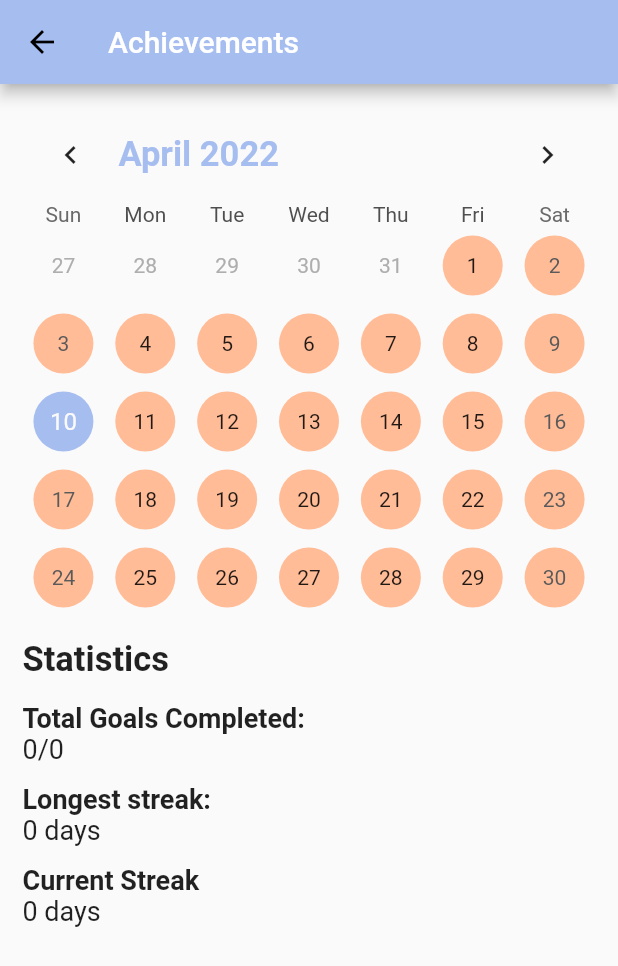
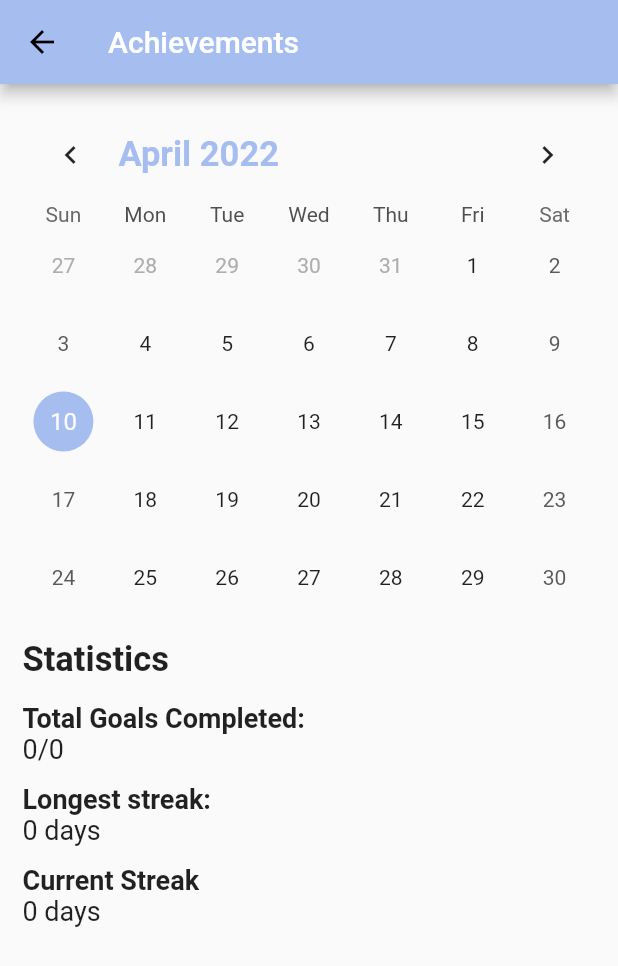
Before and after one commit to acm-projects/Zero-To-Hero, a Flutter app: the CalendarPage screen opened directly with empty values, on a phone screen of 412 x 824 dp. Shown: the top 966 px of the screen. Run offline on Flutter 3.47's test engine with Material 2 defaults, Android fonts, the phone set to English and light mode, and no system bars; drawn by our look-alikes of table_calendar; our stand-ins replace firebase_auth, firebase_core, firebase_database, firebase_messaging, flutter_local_notifications, fluttertoast; accounts and stored records are empty.

Commit message:
Made CalendarPage scrollable and changed it so the default background color for days is not orange

```diff
--- a/zero_to_hero/lib/CalendarPage.dart
+++ b/zero_to_hero/lib/CalendarPage.dart
@@ -106,8 +106,8 @@ class _CalendarPageState extends State<CalendarPage> {
           backgroundColor: const Color.fromARGB(255, 166, 189, 240),
         ),
 
-        body: Container(
-            padding: EdgeInsets.all(15.0),
+        body: SingleChildScrollView(
+            padding: const EdgeInsets.all(15.0),
             child: Column (
                 crossAxisAlignment: CrossAxisAlignment.start,
                 children: <Widget> [
@@ -123,16 +123,8 @@ class _CalendarPageState extends State<CalendarPage> {
 
                       //calendar style
                       calendarStyle: const CalendarStyle(
-                        defaultDecoration: BoxDecoration(
-                          color: Color.fromARGB(255, 255, 188, 151),
-                          shape: BoxShape.circle,
-                        ),
                         todayDecoration: BoxDecoration(
                           color: Color.fromARGB(255, 166, 189, 240),
-                          shape: BoxShape.circle,
-                        ),
-                        weekendDecoration: BoxDecoration(
-                          color: Color.fromARGB(255, 255, 188, 151),
                           shape: BoxShape.circle,
                         ),
                       ),
```
Also changed, not shown: zero_to_hero/lib/CalendarDayPage.dart (+1 -16 lines).
